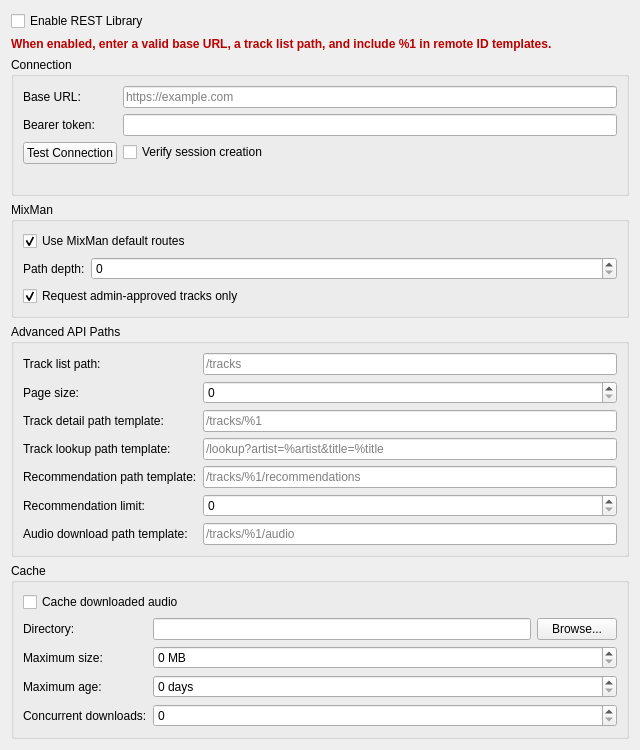
Old version of the form src/preferences/dialog/dlgprefrestlibrarydlg.ui in the repository Firewolf34/mixxx-mixman-api.
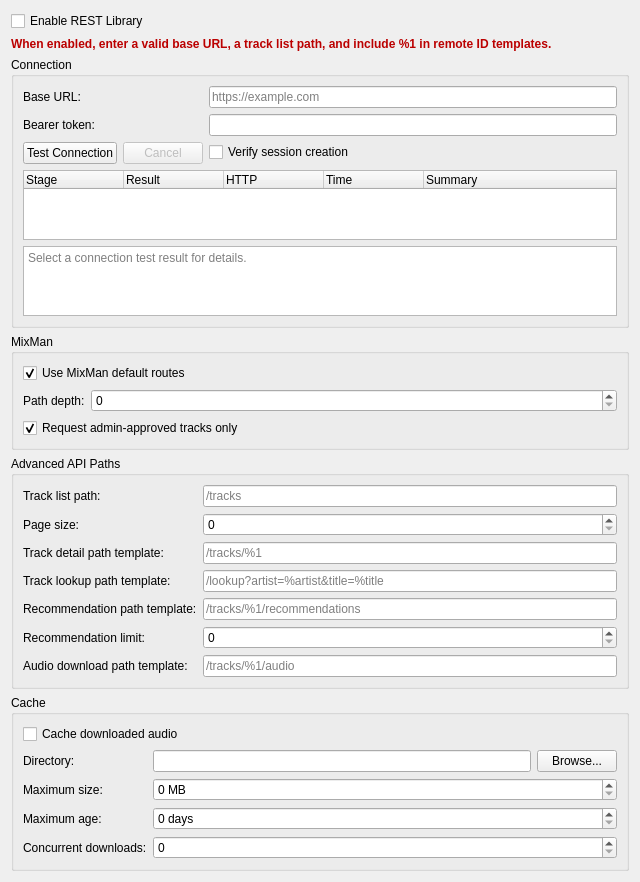
New version of the form.

Commit message: Improve REST library connection diagnostics

Patch:
```diff
--- a/src/preferences/dialog/dlgprefrestlibrarydlg.ui
+++ b/src/preferences/dialog/dlgprefrestlibrarydlg.ui
@@ -71,11 +71,25 @@
        <widget class="QLineEdit" name="lineEditBearerToken"/>
       </item>
       <item row="2" column="0">
-       <widget class="QPushButton" name="pushButtonTestConnection">
-        <property name="text">
-         <string>Test Connection</string>
-        </property>
-       </widget>
+       <layout class="QHBoxLayout" name="horizontalLayoutConnectionTestButtons">
+        <item>
+         <widget class="QPushButton" name="pushButtonTestConnection">
+          <property name="text">
+           <string>Test Connection</string>
+          </property>
+         </widget>
+        </item>
+        <item>
+         <widget class="QPushButton" name="pushButtonCancelConnectionTest">
+          <property name="enabled">
+           <bool>false</bool>
+          </property>
+          <property name="text">
+           <string>Cancel</string>
+          </property>
+         </widget>
+        </item>
+       </layout>
       </item>
       <item row="2" column="1">
        <widget class="QCheckBox" name="checkBoxTestConnectionCreateSession">
@@ -84,16 +98,48 @@
         </property>
        </widget>
       </item>
-      <item row="3" column="1">
-       <widget class="QLabel" name="labelConnectionTestDetails">
-        <property name="text">
-         <string/>
+      <item row="3" column="0" colspan="2">
+       <widget class="QTreeWidget" name="treeWidgetConnectionTestResults">
+        <property name="rootIsDecorated">
+         <bool>false</bool>
         </property>
-        <property name="wordWrap">
+        <property name="alternatingRowColors">
          <bool>true</bool>
         </property>
-        <property name="textInteractionFlags">
-         <set>Qt::TextSelectableByMouse</set>
+        <column>
+         <property name="text">
+          <string>Stage</string>
+         </property>
+        </column>
+        <column>
+         <property name="text">
+          <string>Result</string>
+         </property>
+        </column>
+        <column>
+         <property name="text">
+          <string>HTTP</string>
+         </property>
+        </column>
+        <column>
+         <property name="text">
+          <string>Time</string>
+         </property>
+        </column>
+        <column>
+         <property name="text">
+          <string>Summary</string>
+         </property>
+        </column>
+       </widget>
+      </item>
+      <item row="4" column="0" colspan="2">
+       <widget class="QPlainTextEdit" name="plainTextEditConnectionTestDetails">
+        <property name="readOnly">
+         <bool>true</bool>
+        </property>
+        <property name="placeholderText">
+         <string>Select a connection test result for details.</string>
         </property>
        </widget>
       </item>
```
The commit also changes 15 other files.
